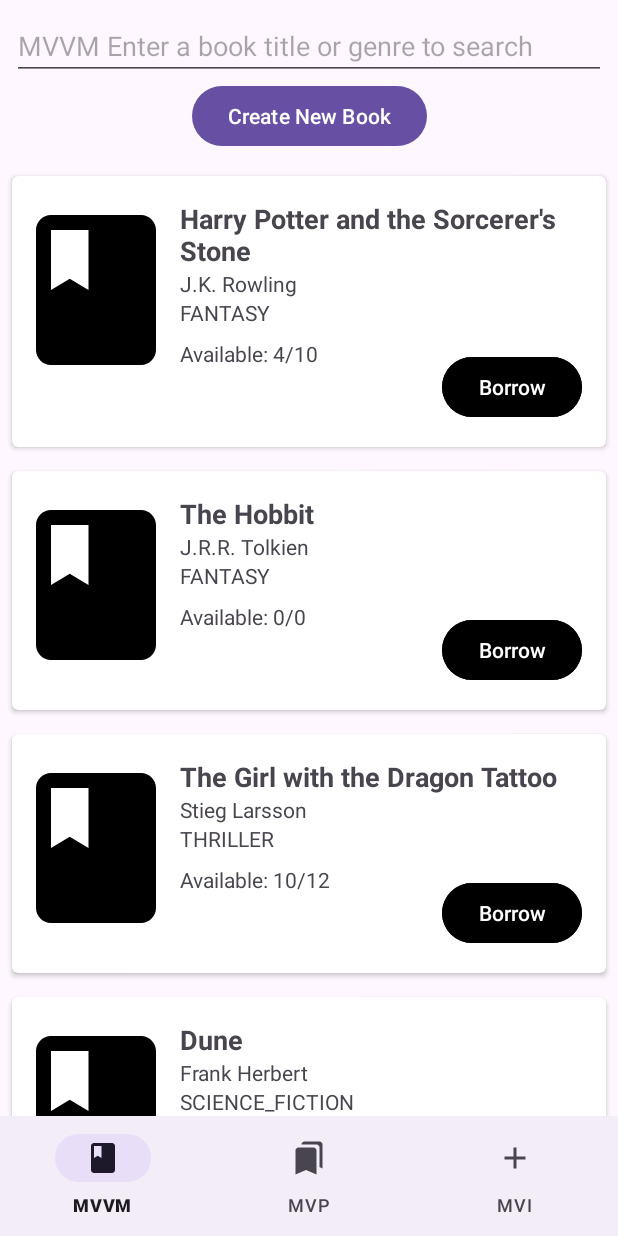
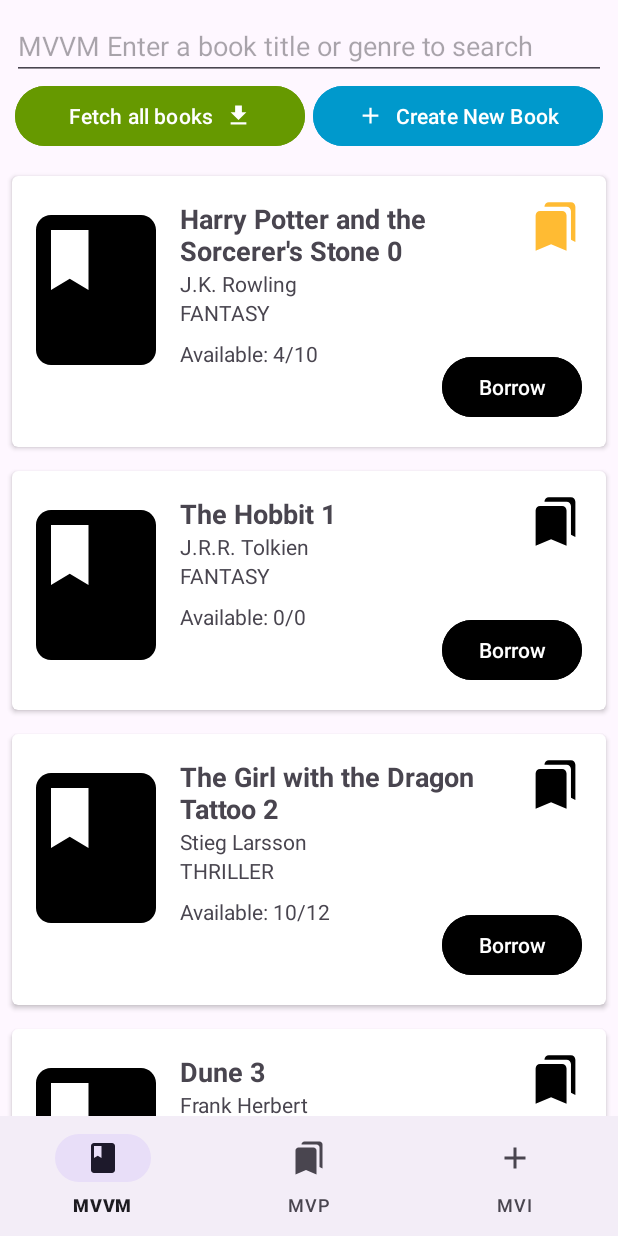
Before and after one commit to botirovka/LibraryApp, an Android app: the screen it shows after launch (MainActivity), after a tap on "Borrow", on a phone screen of 412 x 824 dp. Run offline under Robolectric (Android 15) with nearby library versions, the phone set to English and light mode, and no system bars; pictures from the network do not load; 3 other taps on this screen came first.

Commit message:
MVVM Improved book list: pagination fix, 'Fetch All' and 'Favorite' buttons

```diff
--- a/app/src/main/java/com/botirovka/libraryapp/data/Library.kt
+++ b/app/src/main/java/com/botirovka/libraryapp/data/Library.kt
@@ -26,7 +26,8 @@
                 5,
                 10,
                 true,
-                System.currentTimeMillis()
+                System.currentTimeMillis(),
+                true
             ),
             Book(
                 0,
@@ -83,15 +84,15 @@
                 System.currentTimeMillis()
             ),
             Book(0, "Test Book", "Without Image", Genres.THRILLER),
-            Book(0, "Test Book1", "Without Image", Genres.THRILLER),
-            Book(0, "Test Book2", "Without Image", Genres.THRILLER),
-            Book(0, "Test Book3", "Without Image", Genres.THRILLER),
-            Book(0, "Test Book4", "Without Image", Genres.THRILLER),
-            Book(0, "Test Book5", "Without Image", Genres.THRILLER),
-            Book(0, "Test Book6", "Without Image", Genres.THRILLER),
-            Book(0, "Test Book7", "Without Image", Genres.THRILLER),
-            Book(0, "Test Book8", "Without Image", Genres.THRILLER),
-            Book(0, "Test Book9", "Without Image", Genres.THRILLER),
+            Book(0, "Test Book", "Without Image", Genres.THRILLER),
+            Book(0, "Test Book", "Without Image", Genres.THRILLER),
+            Book(0, "Test Book", "Without Image", Genres.THRILLER),
+            Book(0, "Test Book", "Without Image", Genres.THRILLER),
+            Book(0, "Test Book", "Without Image", Genres.THRILLER),
+            Book(0, "Test Book", "Without Image", Genres.THRILLER),
+            Book(0, "Test Book", "Without Image", Genres.THRILLER),
+            Book(0, "Test Book", "Without Image", Genres.THRILLER),
+            Book(0, "Test Book", "Without Image", Genres.THRILLER),
             Book(0, "Test Book", "Without Image", Genres.THRILLER),
             Book(0, "Test Book", "Without Image", Genres.THRILLER),
             Book(0, "Test Book", "Without Image", Genres.THRILLER),
@@ -111,16 +112,25 @@
         books.forEachIndexed { index, book -> book.id = index }
     }
 
+    fun createNewBook() : Book {
+        return Book(
+            id = books.size,
+            title = "New Book Title ${books.size}",
+            author = "New Book Author",
+            genre = Genres.FANTASY,
+            totalBookCount = 10,
+            borrowedCount = 0
+        )
+    }
+
     //TASK 1.5
-    suspend fun getBooksPaginated(page: Int, pageSize: Int, index: Int = 0): List<Book> {
+    suspend fun getBooksPaginated(startIndex: Int, pageSize: Int, query: String = ""): List<Book> {
         delay(mockDelay)
+        val booksByQuery = searchBooks(query)
+        val endIndex = minOf(startIndex + pageSize, booksByQuery.size)
 
-        val startIndex = index + (page * pageSize)
-
-        val endIndex = minOf(startIndex + pageSize, books.size)
-
-        return if (startIndex < books.size) {
-            books.slice(startIndex until endIndex)
+        return if (startIndex < booksByQuery.size) {
+            booksByQuery.slice(startIndex until endIndex)
         } else {
             emptyList()
         }
@@ -140,8 +150,17 @@
     }
 
     //Refactor all expensive functions
-    suspend fun getAllBooks(): State {
+    suspend fun getAllBooks(query: String = ""): State {
         delay(mockDelay + 2000)
+        if(query.isNotEmpty()){
+            val booksByQuery = searchBooks(query)
+            return if (booksByQuery.isNotEmpty()){
+                State.Data(booksByQuery)
+            }
+            else {
+                State.Error("No books found")
+            }
+        }
         return if (books.isNotEmpty()) {
             State.Data(books.toList())
         } else {
@@ -238,6 +257,17 @@
         return false
     }
 
+    fun addBookToFavorite(title: String): Boolean {
+        Log.d("mydebug", "borrowBook: ")
+        val bookByTitle = books.find { it.title == title }
+
+        if (bookByTitle != null ) {
+            bookByTitle.isFavorite = bookByTitle.isFavorite.not()
+            return true
+        }
+        return false
+    }
+
 
     fun returnBook(title: String): Boolean {
         val bookByTitle = books.find { it.title == title && it.borrowedCount > 0 }
--- a/app/src/main/java/com/botirovka/libraryapp/models/Book.kt
+++ b/app/src/main/java/com/botirovka/libraryapp/models/Book.kt
@@ -9,6 +9,7 @@
     var borrowedCount: Int = 0,
     var totalBookCount: Int = 0,
     val isAvailable: Boolean = true,
-    var lastBorrowedTime: Long? = null
+    var lastBorrowedTime: Long? = null,
+    var isFavorite: Boolean = false
 
 )
--- a/app/src/main/java/com/botirovka/libraryapp/mvi/BooksMVIFragment.kt
+++ b/app/src/main/java/com/botirovka/libraryapp/mvi/BooksMVIFragment.kt
@@ -46,7 +46,7 @@
         errorTextView = binding.errorTextView
         searchEditText = binding.searchEditText
 
-        bookAdapter = BookAdapter(::onBorrowButtonClickMVI)
+        bookAdapter = BookAdapter(::onBorrowButtonClickMVI, ::onFavoriteImageViewClickMVI)
 
         booksRecyclerView.adapter = bookAdapter
 
@@ -56,6 +56,10 @@
 
     private fun onBorrowButtonClickMVI(book: Book) {
         viewModel.processIntent(BooksIntent.BorrowBook(book))
+    }
+
+    private fun onFavoriteImageViewClickMVI(book: Book) {
+
     }
 
     private fun setupSearch() {
--- a/app/src/main/java/com/botirovka/libraryapp/mvp/ShowBookView.kt
+++ b/app/src/main/java/com/botirovka/libraryapp/mvp/ShowBookView.kt
@@ -9,4 +9,5 @@
     fun showBookUnavailableMessage(message: String)
     fun onBorrowButtonClick(book: Book)
     fun onReturnButtonClick(book: Book)
+    fun getCurrentBooks(): List<Book>
 }
--- a/app/src/main/java/com/botirovka/libraryapp/mvvm/BookAdapter.kt
+++ b/app/src/main/java/com/botirovka/libraryapp/mvvm/BookAdapter.kt
@@ -1,5 +1,6 @@
 package com.botirovka.libraryapp.mvvm
 
+import android.content.res.ColorStateList
 import android.util.Log
 import android.view.LayoutInflater
 import android.view.View
@@ -8,6 +9,7 @@
 import android.widget.ImageView
 import android.widget.TextView
 import android.widget.Toast
+import androidx.core.content.ContextCompat
 import androidx.recyclerview.widget.RecyclerView
 import com.botirovka.libraryapp.R
 import com.botirovka.libraryapp.data.Library
@@ -15,7 +17,8 @@
 
 import com.bumptech.glide.Glide
 
-class BookAdapter(private val onClick: (Book) -> Unit) :
+class BookAdapter(private val onClickBorrow: (Book) -> Unit,
+                  private val onClickFavorite: (Book) -> Unit) :
     RecyclerView.Adapter<BookAdapter.BookViewHolder>() {
 
     private var books: List<Book> = emptyList()
@@ -45,15 +48,16 @@
         private val genreTextView: TextView = itemView.findViewById(R.id.genreTextView)
         private val availabilityTextView: TextView = itemView.findViewById(R.id.availabilityTextView)
         private val borrowButton: Button = itemView.findViewById(R.id.borrowButton)
+        private val favoriteImageView: ImageView = itemView.findViewById(R.id.favoriteImageView)
 
         fun bind(book: Book) {
-            titleTextView.text = book.title
+            titleTextView.text = "${book.title} ${book.id}"
             authorTextView.text = book.author
             genreTextView.text = book.genre.name
             availabilityTextView.text =
                 "Available: ${book.totalBookCount - book.borrowedCount}/${book.totalBookCount}"
             Log.d("mydebuga", "${book.totalBookCount}  ${book.borrowedCount}")
-            if (book.image != null) {
+            if (book.image.isNotEmpty()) {
                 bookImageView.visibility = View.VISIBLE
                 Glide.with(itemView.context)
                     .load(book.image)
@@ -62,9 +66,18 @@
             } else {
                 bookImageView.visibility = View.GONE
             }
+            if (book.isFavorite) {
+                favoriteImageView.imageTintList = ColorStateList.valueOf(ContextCompat.getColor(itemView.context, R.color.orange_light))
+            } else {
+                favoriteImageView.imageTintList = ColorStateList.valueOf(ContextCompat.getColor(itemView.context, R.color.black))
+            }
 
             borrowButton.setOnClickListener {
-                onClick(book)
+                onClickBorrow(book)
+            }
+
+            favoriteImageView.setOnClickListener {
+                onClickFavorite(book)
             }
 
         }
--- a/app/src/main/java/com/botirovka/libraryapp/mvvm/BooksMVVMFragment.kt
+++ b/app/src/main/java/com/botirovka/libraryapp/mvvm/BooksMVVMFragment.kt
@@ -34,10 +34,13 @@
     private lateinit var errorTextView: TextView
     private lateinit var searchEditText: EditText
     private lateinit var createNewBookButton: Button
+    private lateinit var fetchAllBookButton: Button
     private var isInitialTextChange = true
     private var isAllBookLoaded = false
+    private var isMoreBookLoading: Boolean = false
     private var currentBooks: List<Book> = emptyList()
-    private var counter: Int = 0
+    private var query : String = ""
+
 
 
     override fun onCreateView(
@@ -56,11 +59,13 @@
         loadMoreProgressBar = binding.loadMoreProgressBar
         errorTextView = binding.errorTextView
         searchEditText = binding.searchEditText
-        bookAdapter = BookAdapter(::onBorrowButtonClick)
+        bookAdapter = BookAdapter(::onBorrowButtonClick, ::onFavoriteImageViewClick)
         booksRecyclerView.adapter = bookAdapter
         createNewBookButton = binding.createNewBookButton
+        fetchAllBookButton = binding.fetchAllBookButton
 
-
+        query = binding.searchEditText.text.toString().trim()
+        Log.d("mydebugPag", "query from editText: $query")
         observeViewModel()
         setupInfiniteScroll()
         setupSearch()
@@ -68,22 +73,25 @@
         createNewBookButton.setOnClickListener {
             Log.d("mydebugMVVM", "end loadBooksParallel: ${currentBooks.size}")
             createNewBook()
+        }
 
+        fetchAllBookButton.setOnClickListener {
+            Log.d("mydebugMVVM", "start fetch all books")
+            booksViewModel.fetchBooks()
         }
+
+
     }
 
     private fun createNewBook() {
-        val newBook = Book(
-            id = 0,
-            title = "New Book Title $counter",
-            author = "New Book Author",
-            genre = Genres.FANTASY,
-            totalBookCount = 10,
-            borrowedCount = 0
-        )
-        counter++
-
+        val newBook = Library.createNewBook()
         booksViewModel.addNewBook(newBook)
+        val layoutManager = booksRecyclerView.layoutManager as LinearLayoutManager
+        val lastVisibleItemPosition = layoutManager.findLastVisibleItemPosition()
+        if (lastVisibleItemPosition >= currentBooks.size - 2 && isMoreBookLoading.not()){
+            Log.d("mydebugPag", "loadBooks from createNewBook: $query")
+                booksViewModel.loadMoreBooks()
+        }
     }
 
     private fun setupInfiniteScroll() {
@@ -94,11 +102,13 @@
                 val lastVisibleItemPosition = layoutManager.findLastVisibleItemPosition()
 
 
-                if (lastVisibleItemPosition >= currentBooks.size - 2 && isAllBookLoaded.not() ) {
+                if (lastVisibleItemPosition == currentBooks.size - 1 && isAllBookLoaded.not() && isMoreBookLoading.not()) {
                     Log.d("mydebugMVVM", " $isAllBookLoaded")
                     Log.d("mydebugMVVM", "LAST VISIBLE $lastVisibleItemPosition")
                     Log.d("mydebugMVVM", "Current last index: ${currentBooks.size - 1}")
-                    booksViewModel.loadMoreBooks(2, currentBooks.size)
+                    Log.d("mydebugPag", "loadBooks from scroll: $query")
+                    booksViewModel.loadMoreBooks()
+
                 }
             }
         })
@@ -107,6 +117,10 @@
 
     private fun onBorrowButtonClick(book: Book) {
         booksViewModel.borrowBook(book)
+    }
+
+    private fun onFavoriteImageViewClick(book: Book) {
+        booksViewModel.changeBookFavoriteStatus(book)
     }
 
     private fun observeViewModel() {
@@ -125,6 +139,7 @@
 
         booksViewModel.loadingMoreLiveData.observe(viewLifecycleOwner) { isLoading ->
             loadMoreProgressBar.visibility = if (isLoading) View.VISIBLE else View.GONE
+            isMoreBookLoading = isLoading
             errorTextView.visibility = View.GONE
         }
 
@@ -164,8 +179,9 @@
                     isInitialTextChange = false
                     return
                 }
-                val query = s.toString().trim()
-                booksViewModel.searchBooks(query)
+                query = s.toString().trim()
+                Log.d("mydebugPag", "loadBooks from search: $query")
+                booksViewModel.loadMoreBooks(query)
             }
 
             override fun afterTextChanged(editable: Editable?) {}
--- a/app/src/main/java/com/botirovka/libraryapp/mvvm/BooksViewModel.kt
+++ b/app/src/main/java/com/botirovka/libraryapp/mvvm/BooksViewModel.kt
@@ -11,6 +11,7 @@
 import com.botirovka.libraryapp.models.Book
 import com.botirovka.libraryapp.models.State
 import kotlinx.coroutines.Dispatchers
+import kotlinx.coroutines.Job
 import kotlinx.coroutines.async
 import kotlinx.coroutines.awaitAll
 import kotlinx.coroutines.channels.Channel
@@ -42,11 +43,12 @@
     private val _bookUnavailableChannel = Channel<String>()
     val bookUnavailableFlow = _bookUnavailableChannel.receiveAsFlow()
     private var isDataLoaded = false
+    private var isLoading: Boolean = false
 
-    private var isLoading: Boolean = false
-    private var currentPage = 0
-    private var currentIndex = 0
+    private var lastQuery: String = ""
     private val pageSize = 8
+
+    private var currentJob: Job? = null
 
     init {
         if (isDataLoaded.not()) {
@@ -54,95 +56,81 @@
         }
     }
 
-    private fun loadInitialBooks(pagesToLoad: Int = 2) {
+    private fun loadInitialBooks() {
+        Log.d("mydebugPag", "loadInitialBooks: $lastQuery")
         _loadingLiveData.value = true
         _loadingMoreLiveData.value = false
         _errorLiveData.value = null
         viewModelScope.launch {
-            Log.d("mydebug", "start loadInitialBooks: "  + currentPage)
-            val startPage = currentPage
-            currentPage += pagesToLoad
-            loadBooksParallel(startPage until startPage + pagesToLoad)
+            val result = fetchBooksForPage()
+            if(result.isNullOrEmpty()){
+                _errorLiveData.value = "Empty book list"
+                _loadingLiveData.value = false
+            }
+            _booksLiveData.value = result
+            _loadingLiveData.value = false
         }
     }
 
-    fun loadMoreBooks(pagesToLoad: Int = 2, currentIndex: Int = 0) {
-        if (isLoading) return
-
-        if(currentPage == 0){
-        this.currentIndex = currentIndex
+    fun loadMoreBooks(query: String = lastQuery) {
+        if (isLoading && currentJob?.isActive == true) {
+            currentJob?.cancel()
+            loadMoreBooks(query)
+            return
+        }
+        Log.d("mydebugPag", "loadMoreBooks LastQuery: $lastQuery")
+        Log.d("mydebugPag", "loadMoreBooks Query: $query")
+        if(query != lastQuery){
+            _booksLiveData.value = emptyList()
+            _loadingLiveData.value = true
+            _loadingMoreLiveData.value = false
+            _errorLiveData.value = null
+            lastQuery = query
         }
 
-        _loadingLiveData.value = false
-        _loadingMoreLiveData.value = true
-        _errorLiveData.value = null
-
-
+        else{
+            _loadingLiveData.value = false
+            _loadingMoreLiveData.value = true
+            _errorLiveData.value = null
+        }
         isLoading = true
-        val startPage = currentPage
-        currentPage += pagesToLoad
-
-        viewModelScope.launch {
+        currentJob?.cancel()
+        currentJob = viewModelScope.launch {
             try {
-                Log.d("mydebugMVVM", "start load more Books: from $startPage to $currentPage")
-                loadBooksParallel(startPage until startPage + pagesToLoad)
+                val result = fetchBooksForPage(query)
+                if(result.isEmpty()){
+                    _isAllBookLoadedStateFlow.emit(true)
+                    _loadingMoreLiveData.value = false
+                }
+                _booksLiveData.value = _booksLiveData.value?.plus(result)
             } finally {
+                _loadingMoreLiveData.value = false
+                _loadingLiveData.value = false
                 isLoading = false
             }
         }
     }
 
-    private suspend fun loadBooksParallel(pageRange: IntRange) {
-        try {
-            Log.d("mydebugMVVM", "start pageRange: $pageRange")
-            Log.d("mydebugMVVM", "start loadBooksParallel: $currentPage")
-            val booksResult = withContext(Dispatchers.IO) {
-                val deferredPages = pageRange.map { page ->
-                    async {
-                        fetchBooksForPage(page)
-                    }
-                }
-                val results = deferredPages.awaitAll()
-                val emptyCount = results.count { it.isEmpty() }
-                Log.d("mydebugMVVM", "empty: $emptyCount")
-                results.flatten().also {
 
-                    if(it.isEmpty() == true){
-                        currentPage = 0
-                        _isAllBookLoadedStateFlow.emit(true)
-                    }
-
-                    Log.d("mydebugMVVM", "end loadBooksParallel: $currentPage")
-                }
-            }
-            if(_booksLiveData.value.isNullOrEmpty()){
-                _booksLiveData.value = booksResult
-            }
-            else{
-                _booksLiveData.value = _booksLiveData.value!!.plus(booksResult)
-            }
-
-            _loadingLiveData.value = false
-            _loadingMoreLiveData.value = false
-
-        } catch (e: Exception) {
-            _errorLiveData.value = "Unexpected error"
-            _loadingLiveData.value = false
-        }
-    }
-
-    private suspend fun fetchBooksForPage(page: Int): List<Book> {
+    private suspend fun fetchBooksForPage(query: String = ""): List<Book> {
         val randomDelay = Random.nextLong(500, 2000)
         delay(randomDelay)
-        return Library.getBooksPaginated(page, pageSize, currentIndex)
+        return Library.getBooksPaginated(_booksLiveData.value?.size ?: 0, pageSize, query)
     }
 
     fun fetchBooks() {
+        if(_isAllBookLoadedStateFlow.value){
+            viewModelScope.launch {
+                _bookUnavailableChannel.send("All books already loaded")
+            }
+            return
+        }
         _loadingLiveData.value = true
         _errorLiveData.value = null
         viewModelScope.launch {
-            when (val state = Library.getAllBooks()) {
+            when (val state = Library.getAllBooks(lastQuery)) {
                 is State.Data -> {
+                    _isAllBookLoadedStateFlow.emit(true)
                     _booksLiveData.value = state.data
                     _loadingLiveData.value = false
                 }
@@ -200,5 +188,17 @@
         }
     }
 
+    fun changeBookFavoriteStatus(book: Book) {
+        viewModelScope.launch {
+            val isChanged = Library.addBookToFavorite(book.title)
+            if (isChanged) {
+                _booksLiveData.value = _booksLiveData.value
+
+            } else {
+                _errorLiveData.value = "Unexpected error"
+            }
+        }
+    }
+
 
 }
--- a/app/src/main/res/drawable/circle_shape.xml
+++ b/app/src/main/res/drawable/circle_shape.xml
@@ -1,6 +1,6 @@
 <?xml version="1.0" encoding="utf-8"?>
 <shape xmlns:android="http://schemas.android.com/apk/res/android"
     android:shape="oval">
-    <solid android:color="#271C38" /> <!-- Колір фону -->
-    <size android:width="100dp" android:height="100dp"/> <!-- Розмір круга -->
+    <solid android:color="@android:color/darker_gray" />
+    <size android:width="100dp" android:height="100dp"/>
 </shape>
--- /dev/null
+++ b/app/src/main/res/drawable/download_icon.xml
@@ -0,0 +1,5 @@
+<vector xmlns:android="http://schemas.android.com/apk/res/android" android:height="24dp" android:tint="#000000" android:viewportHeight="24" android:viewportWidth="24" android:width="24dp">
+
+    <path android:fillColor="@android:color/white" android:pathData="M5,20h14v-2H5V20zM19,9h-4V3H9v6H5l7,7L19,9z"/>
+
+</vector>
--- a/app/src/main/res/layout/fragment_book_m_v_v_m.xml
+++ b/app/src/main/res/layout/fragment_book_m_v_v_m.xml
@@ -18,15 +18,44 @@
         app:layout_constraintTop_toTopOf="parent"
         app:layout_constraintStart_toStartOf="parent"
         app:layout_constraintEnd_toEndOf="parent" />
+    <LinearLayout
+        android:id="@+id/buttonsLinearLayout"
+        android:layout_width="match_parent"
+        android:layout_height="wrap_content"
+        app:layout_constraintTop_toBottomOf="@id/searchEditText"
+        android:orientation="horizontal">
 
-    <Button
-        android:id="@+id/createNewBookButton"
-        android:layout_width="wrap_content"
-        android:layout_height="wrap_content"
-        android:text="Create New Book"
-        app:layout_constraintTop_toBottomOf="@+id/searchEditText"
-        app:layout_constraintStart_toStartOf="parent"
-        app:layout_constraintEnd_toEndOf="parent" />
+        <com.google.android.material.button.MaterialButton
+            android:id="@+id/fetchAllBookButton"
+            android:layout_width="0dp"
+            android:layout_weight="1"
+            android:layout_height="wrap_content"
+            android:backgroundTint="@android:color/holo_green_dark"
+            android:layout_marginStart="10dp"
+            android:layout_marginEnd="5dp"
+            android:text="Fetch all books"
+            android:textColor="@color/white"
+            app:icon="@drawable/download_icon"
+            app:iconTint="@color/white"
+            app:iconGravity="textEnd"
+            android:maxLines="1"/>
+
+        <com.google.android.material.button.MaterialButton
+            android:id="@+id/createNewBookButton"
+            android:layout_width="0dp"
+            android:layout_weight="1"
+            android:layout_height="wrap_content"
+            android:layout_marginEnd="10dp"
+            android:backgroundTint="@android:color/holo_blue_dark"
+            android:text="Create New Book"
+            android:textColor="@color/white"
+            app:icon="@drawable/add_icon"
+            app:iconTint="@color/white"
+            app:iconGravity="textStart"
+            android:maxLines="1"/>
+
+    </LinearLayout>
+
 
 
     <androidx.recyclerview.widget.RecyclerView
@@ -38,7 +67,7 @@
         app:layout_constraintBottom_toBottomOf="parent"
         app:layout_constraintEnd_toEndOf="parent"
         app:layout_constraintStart_toStartOf="parent"
-        app:layout_constraintTop_toBottomOf="@+id/createNewBookButton"
+        app:layout_constraintTop_toBottomOf="@+id/buttonsLinearLayout"
         tools:listitem="@layout/item_book" />
 
     <ProgressBar
@@ -61,14 +90,15 @@
         app:layout_constraintStart_toStartOf="parent"
         app:layout_constraintTop_toTopOf="parent"
         tools:text="Error message" />
+
     <ProgressBar
         android:id="@+id/loadMoreProgressBar"
         android:layout_width="wrap_content"
         android:layout_height="wrap_content"
+        android:visibility="gone"
         android:background="@drawable/circle_shape"
         app:layout_constraintEnd_toEndOf="parent"
         app:layout_constraintStart_toStartOf="parent"
-        app:layout_constraintTop_toBottomOf="@+id/createNewBookButton"
-        />
+        app:layout_constraintTop_toBottomOf="@+id/buttonsLinearLayout" />
 
 </androidx.constraintlayout.widget.ConstraintLayout>
--- a/app/src/main/res/layout/item_book.xml
+++ b/app/src/main/res/layout/item_book.xml
@@ -28,10 +28,21 @@
             android:layout_marginStart="16dp"
             android:textSize="18sp"
             android:textStyle="bold"
-            app:layout_constraintEnd_toEndOf="parent"
+            app:layout_constraintEnd_toStartOf="@id/favoriteImageView"
             app:layout_constraintStart_toEndOf="@+id/bookImageView"
             app:layout_constraintTop_toTopOf="@+id/bookImageView"
             tools:text="Book Title" />
+
+        <ImageView
+            android:id="@+id/favoriteImageView"
+            android:layout_width="35dp"
+            android:layout_height="35dp"
+            android:src="@drawable/borrowed_books_icon"
+            app:layout_constraintEnd_toEndOf="parent"
+            app:layout_constraintTop_toTopOf="@+id/titleTextView"
+            app:tint="@color/black"
+            tools:tint="@android:color/holo_orange_light" />
+
 
         <TextView
             android:id="@+id/authorTextView"
--- a/app/src/main/res/values/colors.xml
+++ b/app/src/main/res/values/colors.xml
@@ -2,4 +2,5 @@
 <resources>
     <color name="black">#FF000000</color>
     <color name="white">#FFFFFFFF</color>
+    <color name="orange_light">#FFBB33</color>
 </resources>
```
Also changed, not shown: app/src/main/java/com/botirovka/libraryapp/mvp/BooksMVPFragment.kt (+6 -2 lines), app/src/main/java/com/botirovka/libraryapp/mvp/Presenter.kt (+18 -2 lines).
